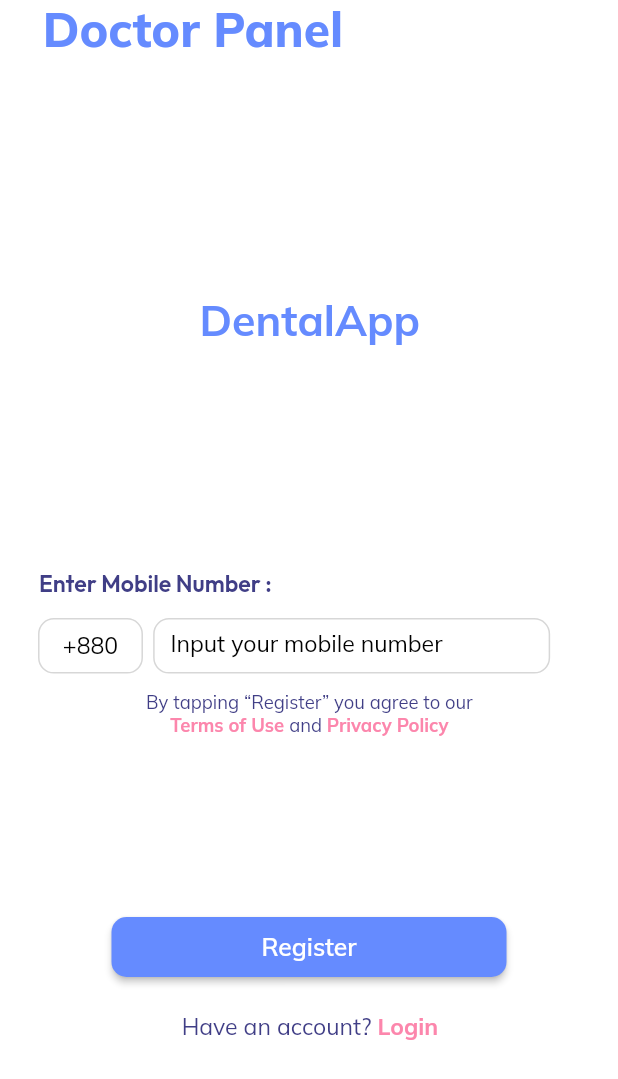
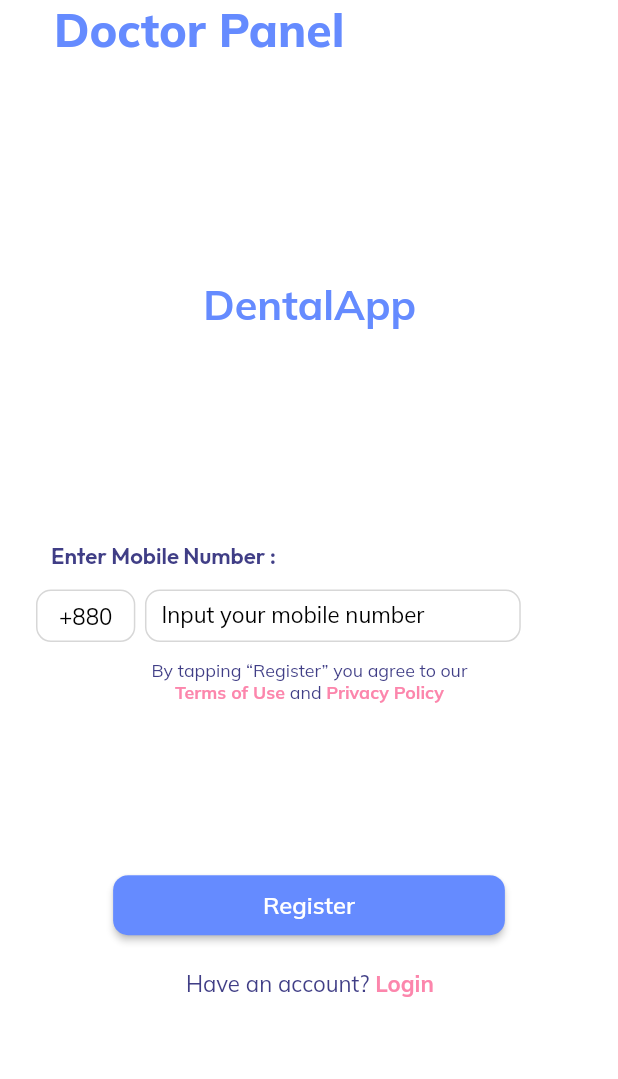
Before and after one commit to afsan123/doctor_app, a Flutter app: the screen it shows after launch, on a phone screen of 412 x 824 dp. Shown: the top 1079 px of the screen. Run offline on Flutter 3.47's test engine with Material 2 defaults, Android fonts, the phone set to English and light mode, and no system bars; our stand-ins replace google_fonts.

Commit message:
Doctor panel register done

```diff
--- a/lib/doctor_register_mobile.dart
+++ b/lib/doctor_register_mobile.dart
@@ -1,7 +1,4 @@
 import 'package:flutter/material.dart';
-import 'package:flutter/gestures.dart';
-import 'dart:ui';
-
 import 'utils.dart';
 
 class DoctorRegisterMobile extends StatefulWidget {
@@ -14,9 +11,9 @@ class DoctorRegisterMobile extends StatefulWidget {
 class _DoctorRegisterMobileState extends State<DoctorRegisterMobile> {
   @override
   Widget build(BuildContext context) {
-    double baseWidth = 390;
+    double baseWidth = MediaQuery.of(context).size.width;
     double fem = MediaQuery.of(context).size.width / baseWidth;
-    double ffem = fem * 0.97;
+    double ffem = fem * 0.99;
     return Scaffold(
       body:
       SafeArea(
@@ -44,7 +41,7 @@ class _DoctorRegisterMobileState extends State<DoctorRegisterMobile> {
                           fontSize: 31.0589981079*ffem,
                           fontWeight: FontWeight.w800,
                           height: 1.255*ffem/fem,
-                          color: Color(0xff658bff),
+                          color: const Color(0xff658bff),
                         ),
                       ),
                     ),
@@ -61,7 +58,7 @@ class _DoctorRegisterMobileState extends State<DoctorRegisterMobile> {
                           fontSize: 27.7648620605*ffem,
                           fontWeight: FontWeight.w700,
                           height: 1.255*ffem/fem,
-                          color: Color(0xff658bff),
+                          color: const Color(0xff658bff),
                         ),
                       ),
                     ),
@@ -76,7 +73,7 @@ class _DoctorRegisterMobileState extends State<DoctorRegisterMobile> {
                         fontSize: 15*ffem,
                         fontWeight: FontWeight.w600,
                         height: 1.26*ffem/fem,
-                        color: Color(0xff403e86),
+                        color: const Color(0xff403e86),
                       ),
                     ),
                   ),
@@ -98,8 +95,8 @@ class _DoctorRegisterMobileState extends State<DoctorRegisterMobile> {
                           width: 66.22*fem,
                           height: 35.04*fem,
                           decoration: BoxDecoration (
-                            border: Border.all(color: Color(0xffd7d7d7)),
-                            color: Color(0xffffffff),
+                            border: Border.all(color: const Color(0xffd7d7d7)),
+                            color: const Color(0xffffffff),
                             borderRadius: BorderRadius.circular(10*fem),
                           ),
                           child: Center(
@@ -110,7 +107,7 @@ class _DoctorRegisterMobileState extends State<DoctorRegisterMobile> {
                                 fontSize: 15*ffem,
                                 fontWeight: FontWeight.w400,
                                 height: 1.255*ffem/fem,
-                                color: Color(0xff000000),
+                                color: const Color(0xff000000),
                               ),
                             ),
                           ),
@@ -128,6 +125,7 @@ class _DoctorRegisterMobileState extends State<DoctorRegisterMobile> {
                             margin: EdgeInsets.fromLTRB(10*fem, 0, 0, 0),
                             child: TextField(
                               textAlignVertical: TextAlignVertical.center,
+                              keyboardType: TextInputType.number,
                               decoration: InputDecoration(
                                 border: InputBorder.none,
                                 hintText: "Input your mobile number",
@@ -136,7 +134,7 @@ class _DoctorRegisterMobileState extends State<DoctorRegisterMobile> {
                                   fontSize: 15*ffem,
                                   fontWeight: FontWeight.w400,
                                   height: 1.255*ffem/fem,
-                                  color: Color(0xff000000),
+                                  color: const Color(0xff000000),
                                 ),
                               ),
                             ),
@@ -170,7 +168,7 @@ class _DoctorRegisterMobileState extends State<DoctorRegisterMobile> {
                                 fontSize: 12*ffem,
                                 fontWeight: FontWeight.w400,
                                 height: 1.255*ffem/fem,
-                                color: Color(0xff403e86),
+                                color: const Color(0xff403e86),
                               ),
                             ),
                             TextSpan(
@@ -190,7 +188,7 @@ class _DoctorRegisterMobileState extends State<DoctorRegisterMobile> {
                                 fontSize: 12*ffem,
                                 fontWeight: FontWeight.w700,
                                 height: 1.255*ffem/fem,
-                                color: Color(0xffaea7a0),
+                                color: const Color(0xffaea7a0),
                               ),
                             ),
                             TextSpan(
@@ -210,7 +208,7 @@ class _DoctorRegisterMobileState extends State<DoctorRegisterMobile> {
                                 fontSize: 12*ffem,
                                 fontWeight: FontWeight.w400,
                                 height: 1.255*ffem/fem,
-                                color: Color(0xffaea7a0),
+                                color: const Color(0xffaea7a0),
                               ),
                             ),
                             TextSpan(
@@ -220,7 +218,7 @@ class _DoctorRegisterMobileState extends State<DoctorRegisterMobile> {
                                 fontSize: 12*ffem,
                                 fontWeight: FontWeight.w700,
                                 height: 1.255*ffem/fem,
-                                color: Color(0xfffc86ac),
+                                color: const Color(0xfffc86ac),
                               ),
                             ),
                           ],
@@ -271,7 +269,7 @@ class _DoctorRegisterMobileState extends State<DoctorRegisterMobile> {
                           fontSize: 15*ffem,
                           fontWeight: FontWeight.w400,
                           height: 1.2102272034*ffem/fem,
-                          color: Color(0xff009fe7),
+                          color: const Color(0xff009fe7),
                         ),
                         children: [
                           TextSpan(
@@ -291,7 +289,7 @@ class _DoctorRegisterMobileState extends State<DoctorRegisterMobile> {
                               fontSize: 15*ffem,
                               fontWeight: FontWeight.w400,
                               height: 1.255*ffem/fem,
-                              color: Color(0xff009fe7),
+                              color: const Color(0xff009fe7),
                             ),
                           ),
                           TextSpan(
--- a/lib/utils.dart
+++ b/lib/utils.dart
@@ -1,6 +1,5 @@
 import 'package:flutter/material.dart';
 import 'dart:ui';
-
 import 'package:google_fonts/google_fonts.dart';
 
 
```
